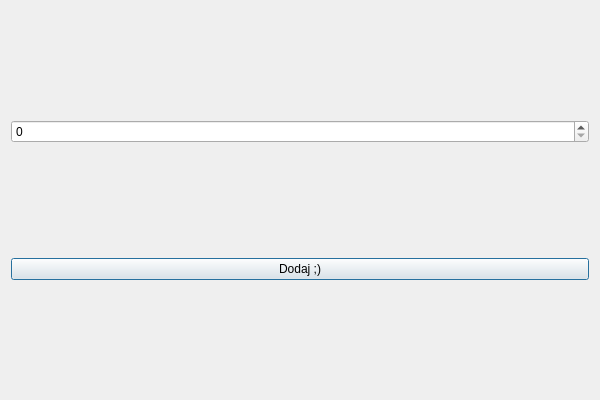
Qt form formDialog.ui (suwka/musicapp) before a commit.
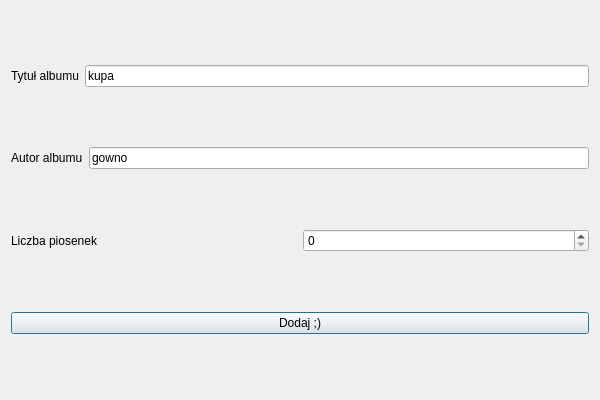
The same form after that commit.

```diff
--- a/formDialog.ui
+++ b/formDialog.ui
@@ -14,8 +14,51 @@
    <string>formDialog</string>
   </property>
   <layout class="QVBoxLayout" name="verticalLayout">
+   <item>
+    <layout class="QHBoxLayout" name="horizontalLayout_3">
+     <item>
+      <widget class="QLabel" name="label">
+       <property name="text">
+        <string>Tytuł albumu</string>
+       </property>
+      </widget>
+     </item>
+     <item>
+      <widget class="QLineEdit" name="lineEdit">
+       <property name="text">
+        <string>kupa</string>
+       </property>
+      </widget>
+     </item>
+    </layout>
+   </item>
+   <item>
+    <layout class="QHBoxLayout" name="horizontalLayout">
+     <item>
+      <widget class="QLabel" name="label_3">
+       <property name="text">
+        <string>Autor albumu</string>
+       </property>
+      </widget>
+     </item>
+     <item>
+      <widget class="QLineEdit" name="lineEdit_2">
+       <property name="text">
+        <string>gowno</string>
+       </property>
+      </widget>
+     </item>
+    </layout>
+   </item>
    <item>
     <layout class="QHBoxLayout" name="horizontalLayout_2">
+     <item>
+      <widget class="QLabel" name="label_2">
+       <property name="text">
+        <string>Liczba piosenek</string>
+       </property>
+      </widget>
+     </item>
      <item>
       <widget class="QSpinBox" name="spinBox"/>
      </item>
```
Left out of the diff: 6 changed lines with no effect on the pictures.
